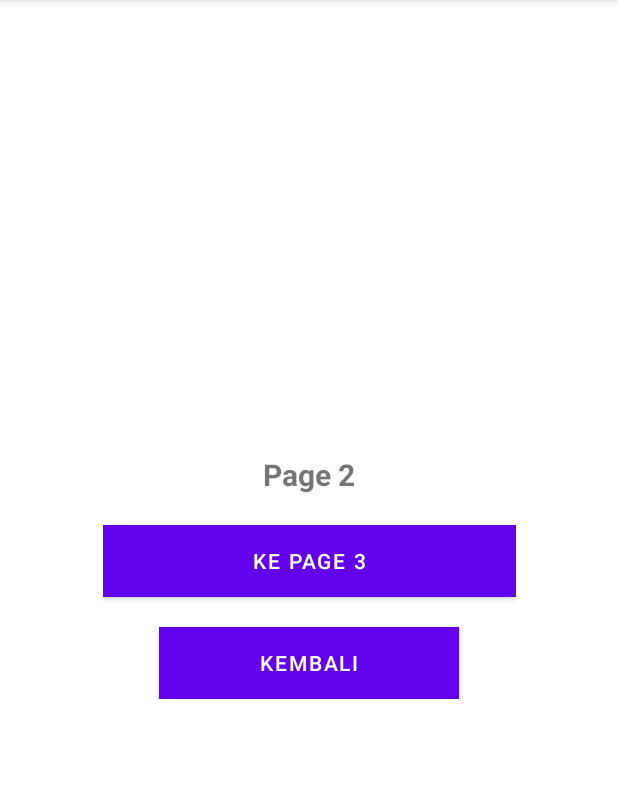
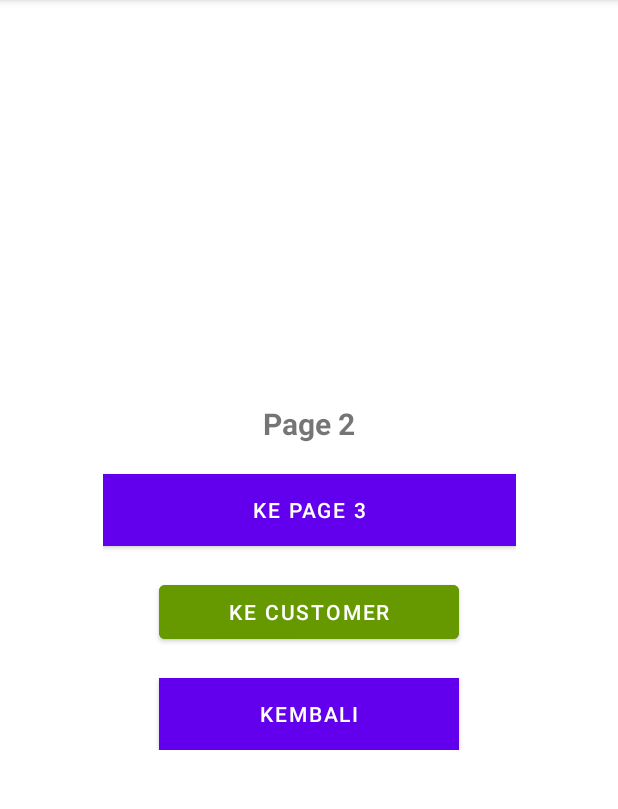
Before and after one commit to BeeSofLabs/demo-jetpack, an Android app: the PageSecondFragment screen opened through its navigation route, on a phone screen of 412 x 824 dp, the part 84-893 px from its top. Run offline under Robolectric (Android 15) with nearby library versions, the phone set to English and light mode, and no system bars; our stand-ins replace navigation-ui.

Commit message:
update gradle navigation flow

```diff
--- a/app/build.gradle
+++ b/app/build.gradle
@@ -23,8 +23,8 @@ android {
         }
     }
     compileOptions {
-        sourceCompatibility JavaVersion.VERSION_1_8
-        targetCompatibility JavaVersion.VERSION_1_8
+        sourceCompatibility JavaVersion.VERSION_1_10
+        targetCompatibility JavaVersion.VERSION_1_10
     }
     kotlinOptions {
         jvmTarget = '1.8'
--- a/app/src/main/java/app/beelabs/com/demojetpack/session1/nav/PageFirstFragment.kt
+++ b/app/src/main/java/app/beelabs/com/demojetpack/session1/nav/PageFirstFragment.kt
@@ -26,9 +26,7 @@ class  PageFirstFragment : Fragment() {
             findNavController().navigate(R.id.action_pageFirstFragment_to_pageSecondFragment)
         }
 
-        btnCustomer.setOnClickListener {
-            findNavController().navigate(R.id.action_pageFirstFragment_to_customerFirstFragment)
-        }
+
         return rootView
     }
 
--- a/app/src/main/java/app/beelabs/com/demojetpack/session1/nav/PageSecondFragment.kt
+++ b/app/src/main/java/app/beelabs/com/demojetpack/session1/nav/PageSecondFragment.kt
@@ -18,6 +18,7 @@ class PageSecondFragment : Fragment() {
         val rootView = inflater.inflate(R.layout.fragment_page_second, container, false)
 
         val btnPage = rootView.findViewById<Button>(R.id.btn_page)
+        val btnCustomer = rootView.findViewById<Button>(R.id.btn_customer)
         val btnBack = rootView.findViewById<Button>(R.id.btn_back)
 
         btnPage.setOnClickListener {
@@ -25,6 +26,9 @@ class PageSecondFragment : Fragment() {
         }
         btnBack.setOnClickListener {
             activity?.onBackPressed()
+        }
+        btnCustomer.setOnClickListener {
+            findNavController().navigate(R.id.action_pageSecondFragment_to_nav_graph_customer)
         }
         // Inflate the layout for this fragment
         return rootView
--- a/app/src/main/res/layout/fragment_page_second.xml
+++ b/app/src/main/res/layout/fragment_page_second.xml
@@ -24,11 +24,22 @@
             android:id="@+id/btn_page"
             android:layout_width="wrap_content"
             android:layout_height="wrap_content"
+            android:layout_below="@+id/page_label"
             android:layout_marginTop="20dp"
+            android:background="@color/black"
             android:paddingHorizontal="100dp"
-            android:layout_below="@+id/page_label"
-            android:background="@color/black"
             android:text="Ke page 3"
+            android:textColor="@color/white" />
+
+        <Button
+            android:id="@+id/btn_customer"
+            android:layout_width="200dp"
+            android:layout_height="wrap_content"
+            android:layout_below="@+id/btn_page"
+            android:layout_centerHorizontal="true"
+            android:layout_marginTop="20dp"
+            android:backgroundTint="@android:color/holo_green_dark"
+            android:text="Ke Customer"
             android:textColor="@color/white" />
 
         <Button
@@ -37,7 +48,7 @@
             android:layout_height="wrap_content"
             android:layout_marginTop="20dp"
             android:layout_centerHorizontal="true"
-            android:layout_below="@+id/btn_page"
+            android:layout_below="@+id/btn_customer"
             android:background="@color/black"
             android:text="Kembali"
             android:textColor="@color/white" />
--- a/app/src/main/res/navigation/nav_graph_page.xml
+++ b/app/src/main/res/navigation/nav_graph_page.xml
@@ -18,9 +18,6 @@
             app:exitAnim="@anim/slide_out_right"
             app:popEnterAnim="@anim/slide_out_right"
             app:popExitAnim="@anim/slide_in_left" />
-        <action
-            android:id="@+id/action_pageFirstFragment_to_customerFirstFragment"
-            app:destination="@id/nav_graph_customer" />
 
     </fragment>
     <fragment
@@ -30,6 +27,9 @@
         <action
             android:id="@+id/action_pageSecondFragment_to_pageThirdFragment"
             app:destination="@id/pageThirdFragment" />
+        <action
+            android:id="@+id/action_pageSecondFragment_to_nav_graph_customer"
+            app:destination="@id/nav_graph_customer" />
     </fragment>
     <fragment
         android:id="@+id/pageThirdFragment"
--- a/build.gradle
+++ b/build.gradle
@@ -6,7 +6,7 @@ buildscript {
         mavenCentral()
     }
     dependencies {
-        classpath "com.android.tools.build:gradle:4.2.2"
+        classpath 'com.android.tools.build:gradle:7.0.4'
         classpath "org.jetbrains.kotlin:kotlin-gradle-plugin:$kotlin_version"
 
         // NOTE: Do not place your application dependencies here; they belong
```
Also changed, not shown: app/src/main/res/layout/fragment_page_first.xml (+1 -15 lines), gradle/wrapper/gradle-wrapper.properties.
